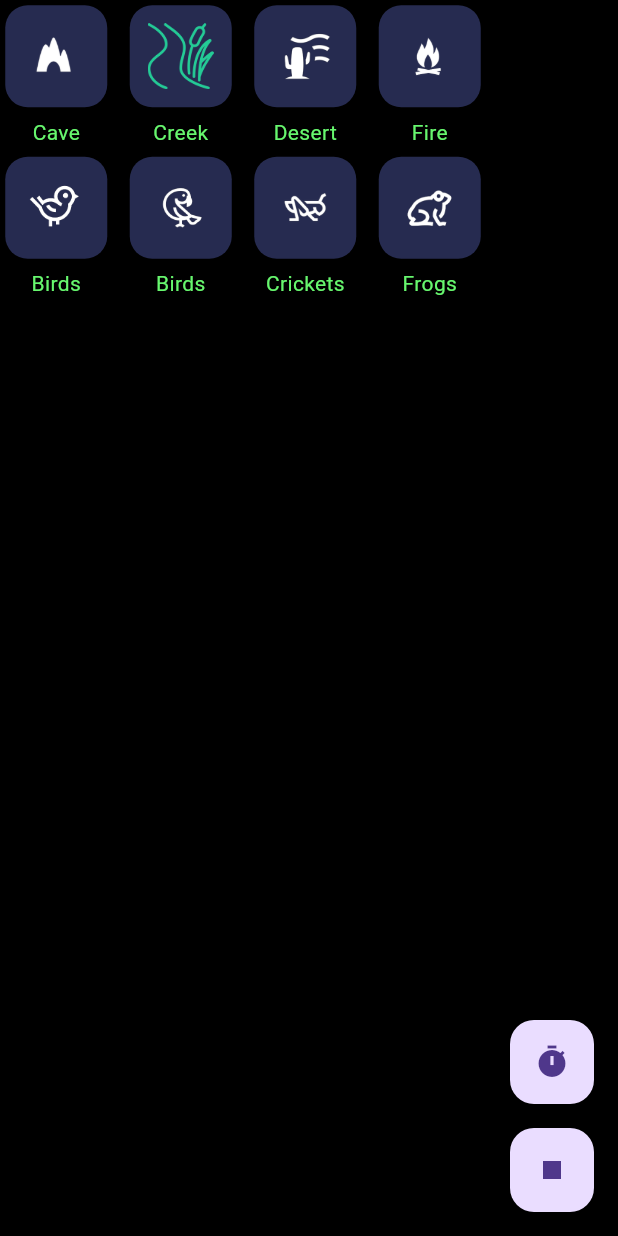
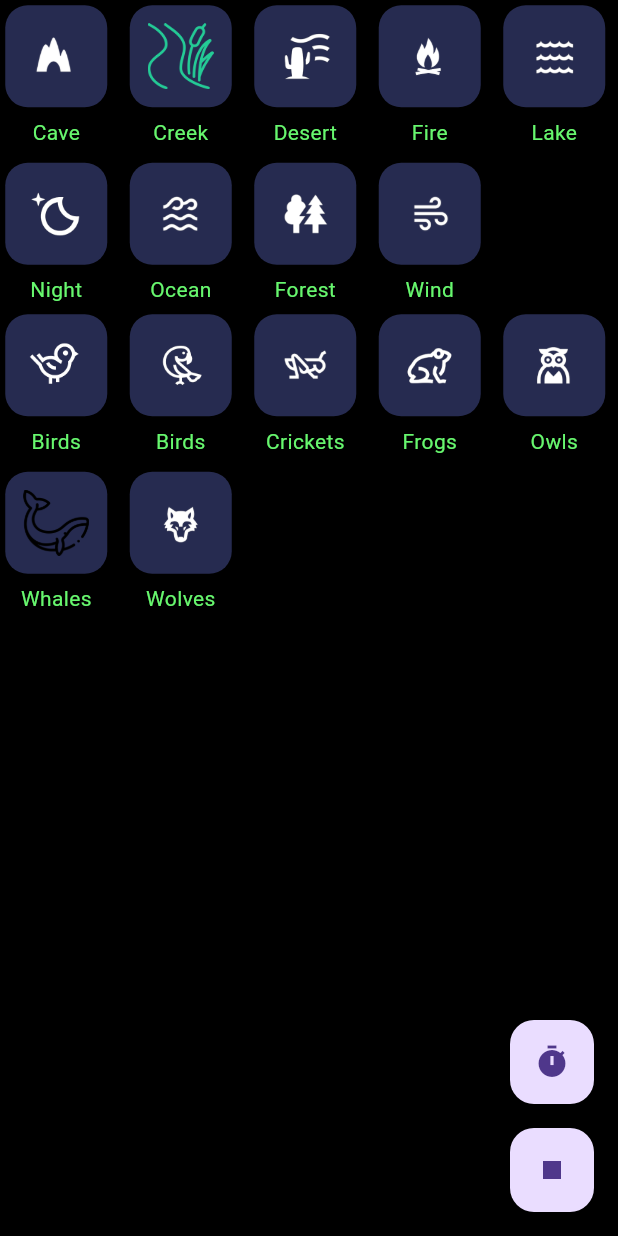
Before and after one commit to BtrXgit/Aura, a Flutter app: the AuraComposerTest screen opened directly, on a phone screen of 412 x 824 dp. Run offline on Flutter 3.47's test engine with Material 3 defaults, Android fonts, the phone set to English and light mode, and no system bars; our stand-ins replace bootstrap_icons, cached_network_image, carousel_slider, cloud_firestore, firebase_core, flutter_cache_manager and 6 more; missing offline and left inert: flutter_floating_bottom_bar, just_audio_cache; accounts and stored records are empty.

Commit message:
composer category added

```diff
--- a/aura/lib/composer_test.dart
+++ b/aura/lib/composer_test.dart
@@ -1,4 +1,5 @@
 import 'dart:async';
+import 'package:aura/data/composer_data.dart';
 import 'package:flutter/material.dart';
 import 'package:just_audio/just_audio.dart';
 
@@ -12,54 +13,9 @@ class AuraComposerTest extends StatefulWidget {
 class AuraComposerTestState extends State<AuraComposerTest> {
   int playingAudioCount = 0;
   final List<AudioPlayer> natureaudioPlayer =
-      List.generate(4, (index) => AudioPlayer());
+      List.generate(9, (index) => AudioPlayer());
   final List<AudioPlayer> animalsaudioPlayer =
-      List.generate(4, (index) => AudioPlayer());
-
-  final List<String> natureaudioPaths = [
-    //nature
-    'assets/nature/cave.ogg',
-    'assets/nature/creek.ogg',
-    'assets/nature/desert.ogg',
-    'assets/nature/fire.ogg',
-  ];
-  final List<String> animalsaudioPaths = [
-    //Animals
-    'assets/animals/birds.ogg',
-    'assets/animals/rainforest_birds.ogg',
-    'assets/animals/crickets.ogg',
-    'assets/animals/frogs.ogg',
-  ];
-
-  final List<String> natureaudioNames = [
-    //nature
-    'Cave',
-    'Creek',
-    'Desert',
-    'Fire',
-  ];
-  final List<String> animalsaudioNames = [
-    //animals
-    "Birds",
-    "Birds",
-    "Crickets",
-    "Frogs",
-  ];
-
-  final List<Widget> natureIcons = [
-    Image.asset('assets/icons/cave.png'),
-    Image.asset('assets/icons/creek.png'),
-    Image.asset('assets/icons/desert.png'),
-    Image.asset('assets/icons/fire.png'),
-  ];
-
-  final List<Widget> animalsIcons = [
-    //animals
-    Image.asset('assets/icons/birds.png'),
-    Image.asset('assets/icons/birds2.png'),
-    Image.asset('assets/icons/crickets.png'),
-    Image.asset('assets/icons/frog.png'),
-  ];
+      List.generate(7, (index) => AudioPlayer());
 
   late Timer _timer;
 
@@ -104,7 +60,7 @@ class AuraComposerTestState extends State<AuraComposerTest> {
                 spacing: 8.0,
                 runSpacing: 4.0,
                 children: <Widget>[
-                  for (int i = 0; i < 4; i++)
+                  for (int i = 0; i < 9; i++)
                     _buildAudioControl(
                       icon: natureIcons[i],
                       label: natureaudioNames[i],
@@ -116,7 +72,7 @@ class AuraComposerTestState extends State<AuraComposerTest> {
                 spacing: 8.0,
                 runSpacing: 4.0,
                 children: <Widget>[
-                  for (int i = 0; i < 4; i++)
+                  for (int i = 0; i < 7; i++)
                     _buildAudioControl(
                       icon: animalsIcons[i],
                       label: animalsaudioNames[i],
--- a/aura/lib/data/composer_data.dart
+++ b/aura/lib/data/composer_data.dart
@@ -147,7 +147,7 @@ final List<String> transportaudioNames = [
   'Boat',
 ];
 
-final List<Widget> natureaudioIcons = [
+final List<Widget> natureIcons = [
   Image.asset('assets/icons/cave.png'),
   Image.asset('assets/icons/creek.png'),
   Image.asset('assets/icons/desert.png'),
@@ -158,7 +158,7 @@ final List<Widget> natureaudioIcons = [
   Image.asset('assets/icons/forest.png'),
   Image.asset('assets/icons/wind.png'),
 ];
-final List<Widget> animalsaudioIcons = [
+final List<Widget> animalsIcons = [
   //animals
   Image.asset('assets/icons/birds.png'),
   Image.asset('assets/icons/birds2.png'),
@@ -168,7 +168,7 @@ final List<Widget> animalsaudioIcons = [
   Image.asset('assets/icons/whale.png'),
   Image.asset('assets/icons/wolves.png'),
 ];
-final List<Widget> rainaudioIcons = [
+final List<Widget> rainIcons = [
   //rain
   Image.asset('assets/icons/rain/rain.png'),
   Image.asset('assets/icons/rain/storm.png'),
@@ -180,7 +180,7 @@ final List<Widget> rainaudioIcons = [
   Image.asset('assets/icons/rain/rain_on_window.png'),
   Image.asset('assets/icons/rain/rain_under_umbrella.png'),
 ];
-final List<Widget> musicaudioIcons = [
+final List<Widget> musicIcons = [
   //music
   Image.asset('assets/icons/harp.png'),
   Image.asset('assets/icons/piano.png'),
@@ -197,7 +197,7 @@ final List<Widget> musicaudioIcons = [
   Image.asset('assets/icons/piano2.png'),
   Image.asset('assets/icons/piano2.png'),
 ];
-final List<Widget> asmraudioIcons = [
+final List<Widget> asmrIcons = [
   //ASMR
   Image.asset('assets/icons/asmr/breathing.png'),
   Image.asset('assets/icons/asmr/car_engine.png'),
@@ -210,7 +210,7 @@ final List<Widget> asmraudioIcons = [
   Image.asset('assets/icons/asmr/tapping.png'),
   Image.asset('assets/icons/asmr/whispering.png'),
 ];
-final List<Widget> transportaudioIcons = [
+final List<Widget> transportIcons = [
   //transport
   Image.asset('assets/icons/transport/car.png'),
   Image.asset('assets/icons/transport/train.png'),
```
